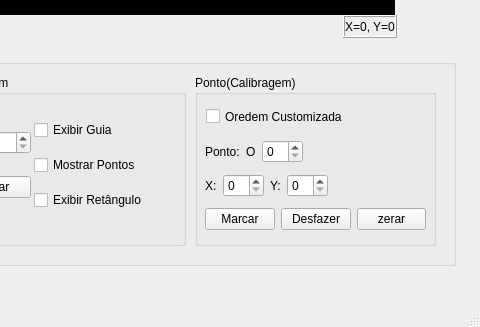
Before: the Qt Designer form Protótipos/CameraCalibracao_MMQ/janelaprincipal.ui in math3usc/vision, drawn with Qt 5; both pictures show x 315 to 795 and y 405 to 732 of the 795 by 732 pixel window.
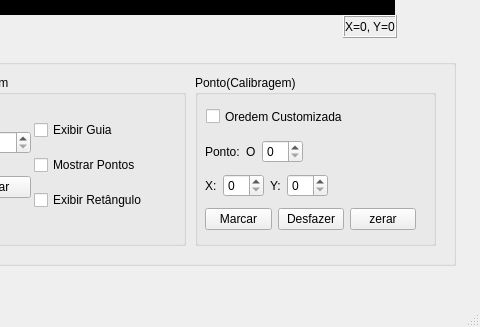
After: the same form once the commit is applied. Custom widgets are drawn as their Qt base class.

What changed in the file:
```diff
--- a/Protótipos/CameraCalibracao_MMQ/janelaprincipal.ui
+++ b/Protótipos/CameraCalibracao_MMQ/janelaprincipal.ui
@@ -239,7 +239,7 @@
        <rect>
         <x>10</x>
         <y>60</y>
-        <width>221</width>
+        <width>211</width>
         <height>103</height>
        </rect>
       </property>
```
